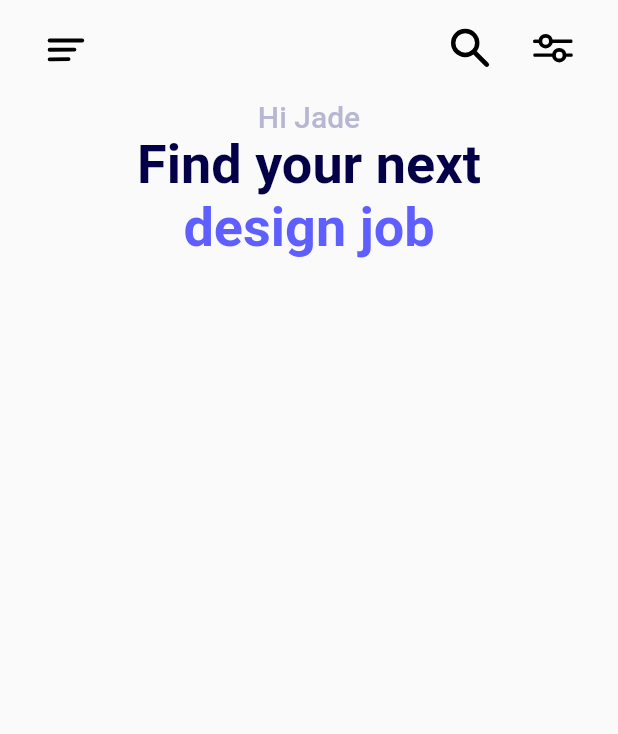
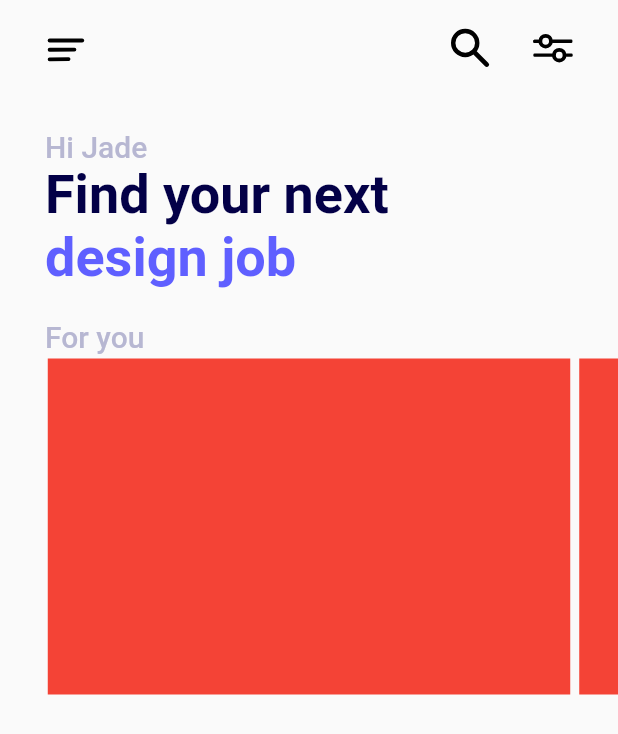
Before and after one commit to cesaroer/JobFinderUI, a Flutter app: the screen it shows after launch, on a phone screen of 412 x 824 dp. Shown: the top 734 px of the screen. Run offline on Flutter 3.47's test engine with Material 2 defaults, Android fonts, the phone set to English and light mode, and no system bars; drawn by our look-alikes of carousel_slider; our stand-ins replace flutter_svg.

Commit message:
Added Main screen carousell design and header design

```diff
--- /dev/null
+++ b/lib/components/job_carousel.dart
@@ -0,0 +1,22 @@
+import 'package:flutter/material.dart';
+import 'package:carousel_slider/carousel_slider.dart';
+
+class JobCarousel extends StatelessWidget {
+  @override
+  Widget build(BuildContext context) {
+    return CarouselSlider(
+      options: CarouselOptions(
+          height: 230.0,
+          enableInfiniteScroll: false,
+          reverse: false,
+          viewportFraction: 0.86),
+      items: [
+        Container(margin: EdgeInsets.all(3.0), color: Colors.red),
+        Container(margin: EdgeInsets.all(3.0), color: Colors.red),
+        Container(margin: EdgeInsets.all(3.0), color: Colors.red),
+        Container(margin: EdgeInsets.all(3.0), color: Colors.red),
+        Container(margin: EdgeInsets.all(3.0), color: Colors.red),
+      ],
+    );
+  }
+}
--- /dev/null
+++ b/lib/models/company.dart
@@ -0,0 +1,6 @@
+class Company {
+  String urlLogo;
+  String name;
+
+  Company({this.urlLogo, this.name});
+}
--- /dev/null
+++ b/lib/models/job.dart
@@ -0,0 +1,9 @@
+import 'package:curso_job_finder_app/models/company.dart';
+
+class Job {
+  String location;
+  String role;
+  Company company;
+
+  Job({this.location, this.role, this.company});
+}
--- a/lib/pages/main_screen.dart
+++ b/lib/pages/main_screen.dart
@@ -1,3 +1,4 @@
+import 'package:curso_job_finder_app/components/job_carousel.dart';
 import 'package:flutter/material.dart';
 import 'package:flutter_svg/flutter_svg.dart';
 
@@ -10,8 +11,10 @@ class MainScreen extends StatelessWidget {
           children: [
             _customAppBar(),
             _textHeader(context),
+            _forYou(context),
           ],
-      )),
+        ),
+      ),
     );
   }
 
@@ -46,7 +49,10 @@ class MainScreen extends StatelessWidget {
   }
 
   Widget _textHeader(context) {
-    return Column(
+    return Padding(
+      padding: const EdgeInsets.symmetric(vertical: 20.0, horizontal: 30.0),
+      child: Column(
+        crossAxisAlignment: CrossAxisAlignment.start,
         children: [
           Text(
             "Hi Jade",
@@ -61,6 +67,23 @@ class MainScreen extends StatelessWidget {
             style: Theme.of(context).textTheme.headline2,
           ),
         ],
+      ),
+    );
+  }
+
+  Widget _forYou(context) {
+    return Column(
+      crossAxisAlignment: CrossAxisAlignment.start,
+      children: [
+        Padding(
+          padding: const EdgeInsets.only(left: 30.0),
+          child: Text(
+            "For you",
+            style: Theme.of(context).textTheme.bodyText1,
+          ),
+        ),
+        JobCarousel(),
+      ],
     );
   }
 }
```
Lines whose indentation alone changed are shown as unchanged.
